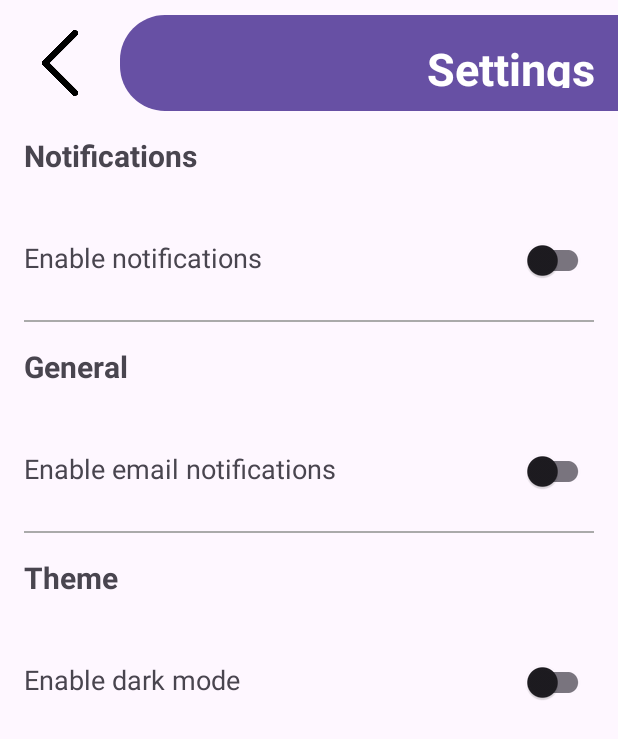
After one commit to Junoiri/MSPP_Project, an Android app: the SettingsActivity screen opened directly, with no data from a screen before it, on a phone screen of 412 x 824 dp. The commit adds this screen. Shown: the top 739 px of the screen. Run offline under Robolectric (Android 15) with nearby library versions, the light colour scheme and no system bars.

Commit message:
Added drawer menu, User Profile and Settings activities and loading animation for sign in with Facebook and Google

```diff
--- a/app/build.gradle.kts
+++ b/app/build.gradle.kts
@@ -74,5 +74,7 @@ dependencies {
     implementation("com.facebook.android:facebook-login:13.0.1")
     implementation("com.facebook.android:facebook-android-sdk:latest.release")
 
+    //Drawer menu
+    implementation("com.google.android.material:material:1.11.0")
 
 }
--- /dev/null
+++ b/app/src/main/java/activities/SettingsActivity.kt
@@ -0,0 +1,38 @@
+package activities
+
+import android.os.Bundle
+import android.view.View
+import android.widget.ImageView
+import android.widget.LinearLayout
+import android.widget.TextView
+import androidx.activity.enableEdgeToEdge
+import androidx.appcompat.app.AppCompatActivity
+import androidx.core.view.ViewCompat
+import androidx.core.view.WindowInsetsCompat
+import com.example.mspp_project.R
+
+class SettingsActivity : AppCompatActivity() {
+    override fun onCreate(savedInstanceState: Bundle?) {
+        super.onCreate(savedInstanceState)
+        setContentView(R.layout.activity_settings)
+
+        val toolbarLayout = findViewById<LinearLayout>(R.id.toolbar)
+
+        // Find the back button from the included toolbar layout and set its click listener
+        val backButton: ImageView = toolbarLayout.findViewById(R.id.back_button)
+        backButton.setOnClickListener {
+            finish() // Finish the SettingsActivity and go back
+        }
+
+        // Find the title text view from the included toolbar layout and set its text to "Settings"
+        val titleTextView: TextView = toolbarLayout.findViewById(R.id.toolbar_title)
+        titleTextView.text = "Settings"
+
+        enableEdgeToEdge()
+        ViewCompat.setOnApplyWindowInsetsListener(findViewById(R.id.main)) { v, insets ->
+            val systemBars = insets.getInsets(WindowInsetsCompat.Type.systemBars())
+            v.setPadding(systemBars.left, systemBars.top, systemBars.right, systemBars.bottom)
+            insets
+        }
+    }
+}
--- a/app/src/main/java/authenticators/FacebookAuthManager.kt
+++ b/app/src/main/java/authenticators/FacebookAuthManager.kt
@@ -1,6 +1,9 @@
 package authenticators
 
+import activities.MainActivity
 import android.content.Intent
+import android.os.Handler
+import android.os.Looper
 import android.widget.Toast
 import androidx.appcompat.app.AppCompatActivity
 import com.facebook.CallbackManager
@@ -11,9 +14,6 @@ import com.facebook.login.LoginResult
 import com.google.firebase.auth.AuthCredential
 import com.google.firebase.auth.FacebookAuthProvider
 import com.google.firebase.auth.FirebaseAuth
-import activities.MainActivity
-import android.os.Handler
-import android.os.Looper
 
 
 class FacebookAuthManager(private val activity: AppCompatActivity) {
--- /dev/null
+++ b/app/src/main/res/layout/activity_settings.xml
@@ -0,0 +1,124 @@
+<?xml version="1.0" encoding="utf-8"?>
+<androidx.constraintlayout.widget.ConstraintLayout xmlns:android="http://schemas.android.com/apk/res/android"
+    xmlns:app="http://schemas.android.com/apk/res-auto"
+    android:id="@+id/main"
+    android:layout_width="match_parent"
+    android:layout_height="match_parent"
+    android:layout_marginTop="10dp">
+
+    <include
+        android:id="@+id/toolbar"
+        layout="@layout/custom_toolbar"
+        app:layout_constraintTop_toTopOf="parent" />
+
+    <ScrollView
+        android:layout_width="match_parent"
+        android:layout_height="0dp"
+        app:layout_constraintBottom_toBottomOf="parent"
+        app:layout_constraintTop_toBottomOf="@id/toolbar">
+
+        <LinearLayout
+            android:layout_width="match_parent"
+            android:layout_height="wrap_content"
+            android:orientation="vertical">
+
+            <TextView
+                android:layout_width="wrap_content"
+                android:layout_height="wrap_content"
+                android:padding="16dp"
+                android:text="Notifications"
+                android:textSize="20sp"
+                android:textStyle="bold" />
+
+            <LinearLayout
+                android:layout_width="match_parent"
+                android:layout_height="wrap_content"
+                android:orientation="horizontal"
+                android:padding="16dp">
+
+                <TextView
+                    android:id="@+id/setting_label_1"
+                    android:layout_width="0dp"
+                    android:layout_height="wrap_content"
+                    android:layout_weight="1"
+                    android:text="Enable notifications"
+                    android:textSize="18sp" />
+
+                <androidx.appcompat.widget.SwitchCompat
+                    android:id="@+id/setting_switch_1"
+                    android:layout_width="wrap_content"
+                    android:layout_height="wrap_content" />
+            </LinearLayout>
+
+            <View
+                android:layout_width="match_parent"
+                android:layout_height="1dp"
+                android:layout_marginStart="16dp"
+                android:layout_marginEnd="16dp"
+                android:background="@android:color/darker_gray" />
+
+            <TextView
+                android:layout_width="wrap_content"
+                android:layout_height="wrap_content"
+                android:padding="16dp"
+                android:text="General"
+                android:textSize="20sp"
+                android:textStyle="bold" />
+
+            <LinearLayout
+                android:layout_width="match_parent"
+                android:layout_height="wrap_content"
+                android:orientation="horizontal"
+                android:padding="16dp">
+
+                <TextView
+                    android:id="@+id/setting_label_2"
+                    android:layout_width="0dp"
+                    android:layout_height="wrap_content"
+                    android:layout_weight="1"
+                    android:text="Enable email notifications"
+                    android:textSize="18sp" />
+
+                <androidx.appcompat.widget.SwitchCompat
+                    android:id="@+id/setting_switch_2"
+                    android:layout_width="wrap_content"
+                    android:layout_height="wrap_content" />
+            </LinearLayout>
+
+            <View
+                android:layout_width="match_parent"
+                android:layout_height="1dp"
+                android:layout_marginStart="16dp"
+                android:layout_marginEnd="16dp"
+                android:background="@android:color/darker_gray" />
+
+            <TextView
+                android:layout_width="wrap_content"
+                android:layout_height="wrap_content"
+                android:padding="16dp"
+                android:text="Theme"
+                android:textSize="20sp"
+                android:textStyle="bold" />
+
+            <LinearLayout
+                android:layout_width="match_parent"
+                android:layout_height="wrap_content"
+                android:orientation="horizontal"
+                android:padding="16dp">
+
+                <TextView
+                    android:id="@+id/setting_label_3"
+                    android:layout_width="0dp"
+                    android:layout_height="wrap_content"
+                    android:layout_weight="1"
+                    android:text="Enable dark mode"
+                    android:textSize="18sp" />
+
+                <androidx.appcompat.widget.SwitchCompat
+                    android:id="@+id/setting_switch_3"
+                    android:layout_width="wrap_content"
+                    android:layout_height="wrap_content" />
+            </LinearLayout>
+        </LinearLayout>
+    </ScrollView>
+</androidx.constraintlayout.widget.ConstraintLayout>
--- a/app/src/main/res/layout/custom_toolbar.xml
+++ b/app/src/main/res/layout/custom_toolbar.xml
@@ -24,7 +24,7 @@
             android:layout_width="wrap_content"
             android:layout_height="wrap_content"
             android:layout_gravity="end|center_vertical"
-            android:text="User Profile"
+            android:text="Activity Name"
             android:padding="15dp"
             android:textColor="@android:color/white"
             android:textSize="30sp"
--- a/app/src/main/res/values/strings.xml
+++ b/app/src/main/res/values/strings.xml
@@ -3,4 +3,6 @@
     <string name="client_id">541244659358-p7ftlupg8h0ih9fv269s3vfru5phb73q.apps.googleusercontent.com</string>
     <string name="facebook_app_id">440506798627355</string>
     <string name="facebook_client_token">8a07546a391d97be9af96eee7a5d2ec9</string>
+    <string name="open">open</string>
+    <string name="close">close</string>
 </resources>
```
Also changed, not shown: app/src/main/AndroidManifest.xml (+9 -6 lines), app/src/main/java/activities/DrawerMenuHandler.kt (added, +67 -0 lines), app/src/main/java/activities/LoginActivity.kt (+14 -4 lines), app/src/main/java/activities/MainActivity.kt (+16 -3 lines), app/src/main/java/activities/RegisterActivity.kt (+6 -1 lines), app/src/main/java/activities/UserProfileActivity.kt (+16 -7 lines), app/src/main/res/layout/activity_login.xml (+13 -1 lines), app/src/main/res/layout/activity_main.xml (+27 -6 lines), app/src/main/res/layout/activity_register.xml (+12 -0 lines), app/src/main/res/layout/drawer_menu.xml (added, +69 -0 lines), app/src/main/res/layout/nav_header.xml (added, +38 -0 lines), app/src/main/res/drawable/ic_menu.png (added), app/src/main/res/drawable/ic_settings.png (added), app/src/main/res/drawable/ic_user.png (added).
